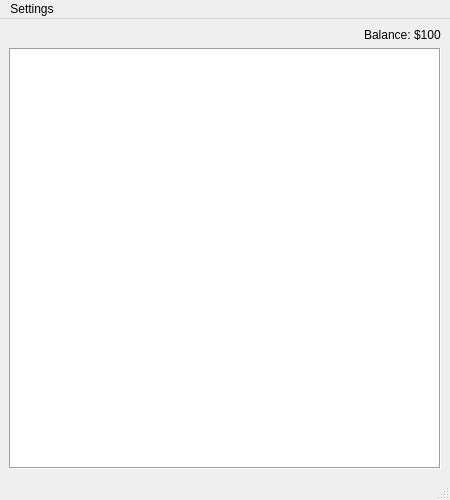
Before: the Qt Designer form bjwindow.ui in Hitonoriol/qBlackJack, drawn with Qt 5.
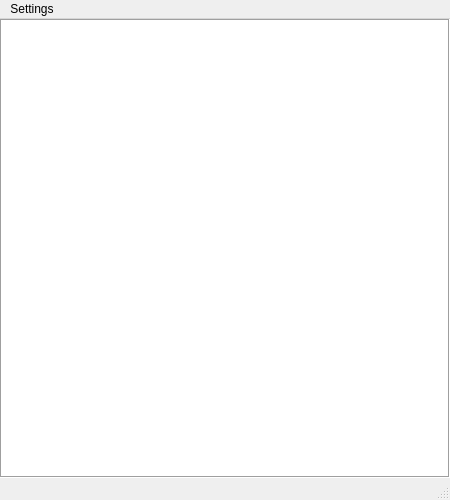
After: the same form once the commit is applied.

What changed in the file:
```diff
--- a/bjwindow.ui
+++ b/bjwindow.ui
@@ -12,29 +12,30 @@
   </property>
   <property name="minimumSize">
    <size>
-    <width>450</width>
-    <height>500</height>
+    <width>350</width>
+    <height>430</height>
    </size>
   </property>
   <property name="windowTitle">
    <string>qBlackJack</string>
   </property>
   <widget class="QWidget" name="root">
-   <layout class="QVBoxLayout" name="verticalLayout_3">
-    <item>
-     <layout class="QVBoxLayout" name="rootLayout">
-      <property name="sizeConstraint">
-       <enum>QLayout::SetDefaultConstraint</enum>
-      </property>
-      <item alignment="Qt::AlignRight">
-       <widget class="QLabel" name="balanceLabel">
-        <property name="text">
-         <string>Balance: $100</string>
-        </property>
-       </widget>
-      </item>
-      <item>
-       <layout class="QVBoxLayout" name="playerLayout">
+   <layout class="QVBoxLayout" name="verticalLayout">
+    <property name="spacing">
+     <number>0</number>
+    </property>
+    <property name="leftMargin">
+     <number>0</number>
+    </property>
+    <property name="topMargin">
+     <number>0</number>
+    </property>
+    <property name="rightMargin">
+     <number>0</number>
+    </property>
+    <property name="bottomMargin">
+     <number>0</number>
+    </property>
         <item>
          <widget class="QGraphicsView" name="gameView">
           <property name="font">
@@ -58,7 +59,10 @@
            <enum>QAbstractScrollArea::AdjustToContents</enum>
           </property>
           <property name="alignment">
-           <set>Qt::AlignHCenter|Qt::AlignTop</set>
+       <set>Qt::AlignCenter</set>
+      </property>
+      <property name="renderHints">
+       <set>QPainter::Antialiasing|QPainter::LosslessImageRendering|QPainter::SmoothPixmapTransform|QPainter::TextAntialiasing</set>
           </property>
           <property name="transformationAnchor">
            <enum>QGraphicsView::AnchorViewCenter</enum>
@@ -66,11 +70,10 @@
           <property name="resizeAnchor">
            <enum>QGraphicsView::AnchorViewCenter</enum>
           </property>
-         </widget>
-        </item>
-       </layout>
-      </item>
-     </layout>
+      <property name="viewportUpdateMode">
+       <enum>QGraphicsView::FullViewportUpdate</enum>
+      </property>
+     </widget>
     </item>
    </layout>
   </widget>
```
Left out of the diff: 4 changed lines with no effect on the pictures. Lines whose indentation alone changed are shown as unchanged.
